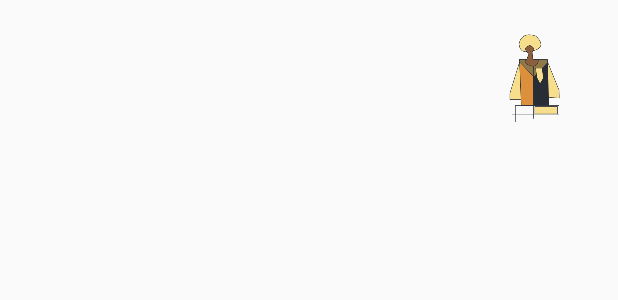
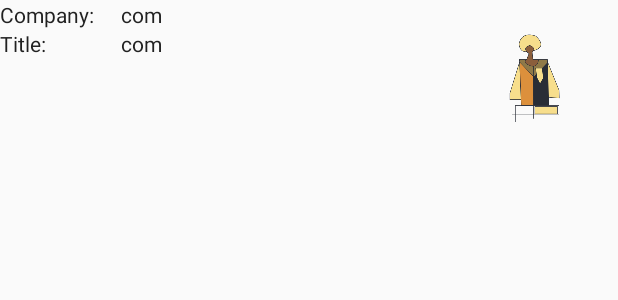
Before and after one commit to muawiabashir/Sudanjobnet, an Android app: the layout activity_notification.xml on its own in the app's theme, with its tools: preview values and no code run, on a phone screen of 412 x 824 dp. Shown: the top 300 px of the screen. Run offline under Robolectric (Android 15) with nearby library versions, the phone set to English and light mode, and no system bars; network calls fail.

Commit message:
update sqlite databse

```diff
--- a/app/build.gradle
+++ b/app/build.gradle
@@ -54,4 +54,5 @@ dependencies {
     compile 'joda-time:joda-time:2.9.9'
     compile 'com.github.javiersantos:MaterialStyledDialogs:2.1'
     compile 'com.github.d-max:spots-dialog:0.7@aar'
+    compile 'com.github.arturogutierrez:badges:1.0.5@aar'
 }
--- a/app/src/main/res/layout/activity_notification.xml
+++ b/app/src/main/res/layout/activity_notification.xml
@@ -1,36 +1,64 @@
 <?xml version="1.0" encoding="utf-8"?>
 
 <LinearLayout xmlns:android="http://schemas.android.com/apk/res/android"
-    android:orientation="horizontal"
     android:layout_width="fill_parent"
     android:layout_height="fill_parent"
-    android:gravity="right|top">
+    android:gravity="right|top"
+    android:orientation="horizontal">
 
 
     <RelativeLayout
         android:layout_width="fill_parent"
         android:layout_height="fill_parent">
+        <TextView
+            android:id="@+id/comtext"
+            android:layout_width="wrap_content"
+            android:layout_height="wrap_content"
+            android:text="Company:"
+            android:textAppearance="@android:style/TextAppearance.DeviceDefault.Small" />
 
         <TextView
+            android:id="@+id/companTXT"
             android:layout_width="wrap_content"
             android:layout_height="wrap_content"
-            android:textAppearance="@android:style/TextAppearance.DeviceDefault.Small"
-            android:id="@+id/title05"
-            android:layout_gravity="center_vertical"
-            android:layout_alignParentTop="false"
-            android:layout_alignParentLeft="true"
-            android:layout_toLeftOf="@+id/imageView"
+            android:layout_alignParentTop="true"
+
+            android:layout_marginLeft="18dp"
+            android:layout_marginStart="18dp"
+            android:layout_toEndOf="@+id/comtext"
+            android:layout_toRightOf="@+id/comtext"
             android:gravity="center"
-            android:layout_centerVertical="true" />
+            android:text="com"
+            android:textAppearance="@android:style/TextAppearance.DeviceDefault.Small" />
+
+        <TextView
+            android:id="@+id/title_txt"
+            android:layout_width="wrap_content"
+            android:layout_height="wrap_content"
+            android:layout_below="@id/companTXT"
+            android:text="Title:"
+            android:textAppearance="@android:style/TextAppearance.DeviceDefault.Small" />
+
+        <TextView
+            android:id="@+id/title_notif"
+            android:layout_width="wrap_content"
+            android:layout_height="wrap_content"
+
+            android:layout_alignBottom="@+id/title_txt"
+            android:layout_alignEnd="@+id/companTXT"
+            android:layout_alignRight="@+id/companTXT"
+            android:gravity="center"
+            android:text="com"
+            android:textAppearance="@android:style/TextAppearance.DeviceDefault.Small" />
 
         <ImageView
+            android:id="@+id/imageView"
             android:layout_width="wrap_content"
             android:layout_height="wrap_content"
-            android:src="@mipmap/icon_sudanjob1"
+            android:layout_alignParentRight="true"
+            android:layout_alignParentTop="true"
             android:layout_gravity="right|top"
-            android:layout_alignParentTop="true"
-            android:layout_alignParentRight="true"
-            android:id="@+id/imageView"
-            android:contentDescription="text" />
+            android:contentDescription="text"
+            android:src="@mipmap/icon_sudanjob1" />
     </RelativeLayout>
 </LinearLayout>
```
Also changed, not shown: app/src/main/AndroidManifest.xml (+12 -2 lines), app/src/main/java/onlinemarketing/net/sudanjobnet/Activity/MainActivity.java (+45 -1 lines), app/src/main/java/onlinemarketing/net/sudanjobnet/Activity/Notification_Receiver.java (+3 -5 lines), app/src/main/java/onlinemarketing/net/sudanjobnet/Fragment/Fragment_Job_List.java (+15 -10 lines), app/src/main/java/onlinemarketing/net/sudanjobnet/JobService.java (added, +25 -0 lines), app/src/main/java/onlinemarketing/net/sudanjobnet/helper/SqlHandler.java (+44 -0 lines).
